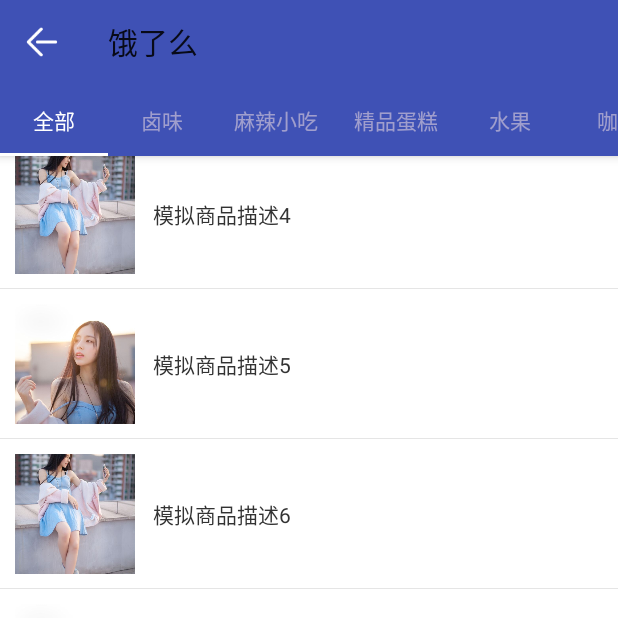
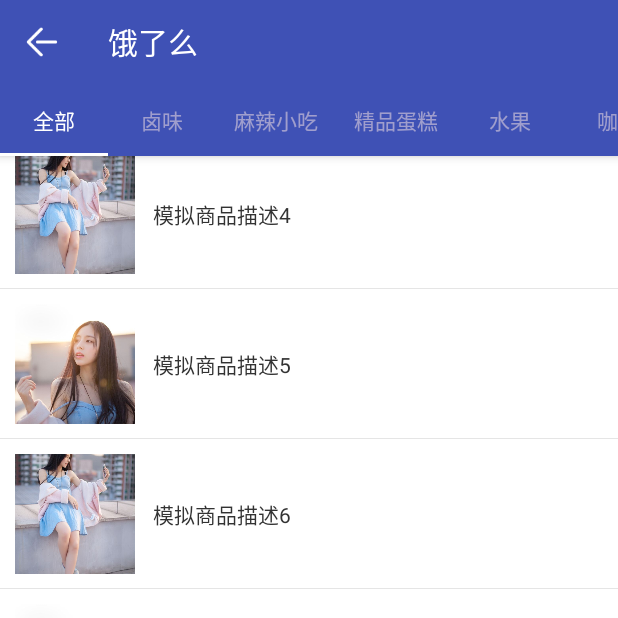
Before and after one commit to MaiitZhao/doSomething, an Android app: the ELMActivity screen opened directly, with no data from a screen before it, scrolled down 411 dp, on a phone screen of 412 x 824 dp, the top half of it. Run offline under Robolectric (Android 15) with nearby library versions, the phone set to English and light mode, and no system bars; our stand-ins replace ButterKnife; libraries missing offline, so code that uses them is left out: com.scwang.smartrefresh, com.timehop.stickyheadersrecyclerview; plain views replace SmartRefreshLayout; Roboto replaces fonts that are not available here; 3 statements that could not run were skipped.

Commit message:
修改顶部bar的主体颜色，由黑色调整为白色

```diff
--- a/app/src/main/res/layout/activity_elm.xml
+++ b/app/src/main/res/layout/activity_elm.xml
@@ -9,7 +9,8 @@
     <android.support.design.widget.AppBarLayout
         android:layout_width="match_parent"
         android:layout_height="wrap_content"
-        android:orientation="vertical">
+        android:orientation="vertical"
+        android:theme="@style/ThemeOverlay.AppCompat.Dark.ActionBar">
 
         <android.support.v7.widget.Toolbar
             android:id="@+id/toolbar"
```
